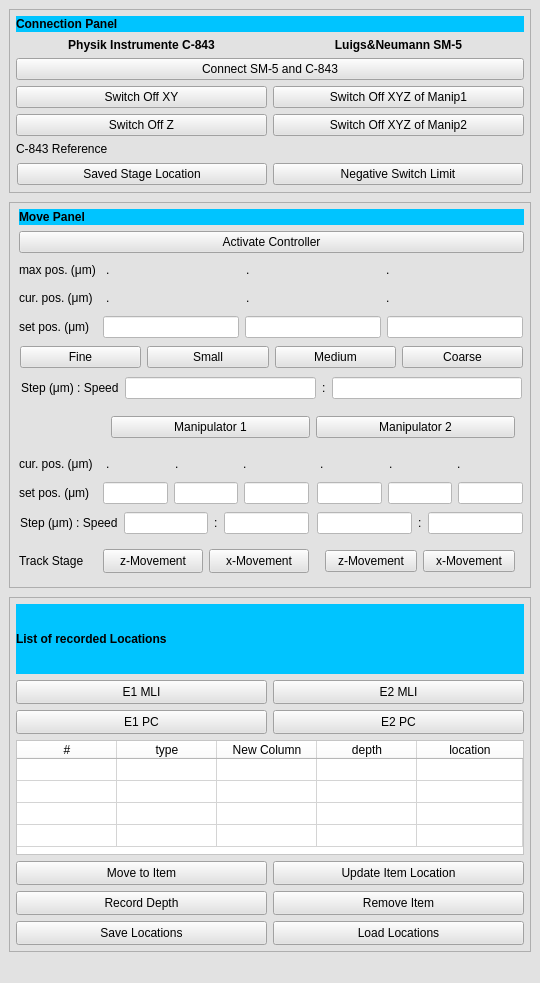
mgraupe/ManipulatorControl, file manipulator.ui: the form before one commit.
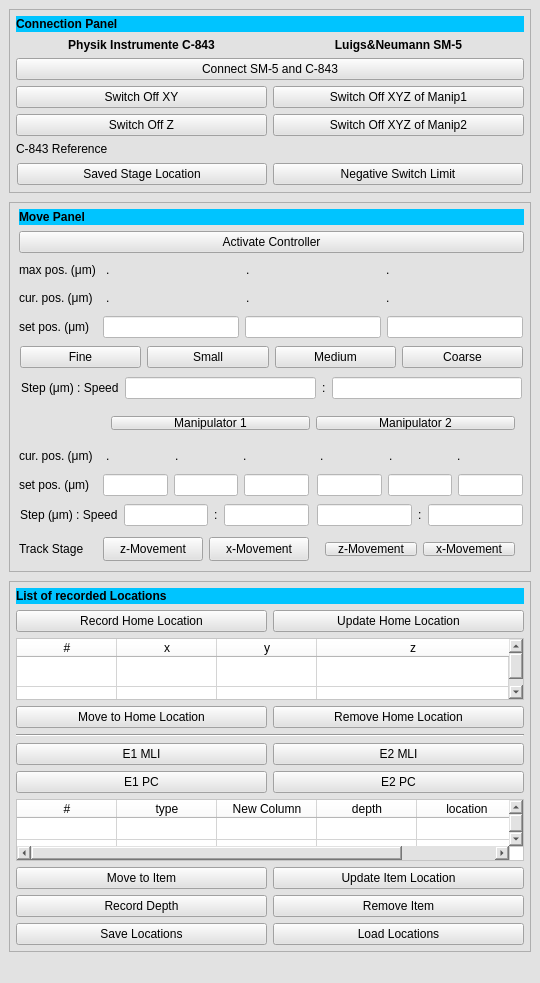
The form after the commit.

Commit message: added home location table and buttons

Diff of the .ui file:
```diff
--- a/manipulator.ui
+++ b/manipulator.ui
@@ -271,7 +271,7 @@
       <property name="minimumSize">
        <size>
         <width>0</width>
-        <height>10</height>
+        <height>0</height>
        </size>
       </property>
       <property name="frameShape">
@@ -1120,7 +1120,21 @@
        <property name="bottomMargin">
         <number>6</number>
        </property>
-       <item row="6" column="1">
+       <item row="1" column="0">
+        <widget class="QPushButton" name="recordHomeLocationBtn">
+         <property name="text">
+          <string>Record Home Location</string>
+         </property>
+        </widget>
+       </item>
+       <item row="5" column="0">
+        <widget class="QPushButton" name="moveToHomeLocationBtn">
+         <property name="text">
+          <string>Move to Home Location</string>
+         </property>
+        </widget>
+       </item>
+       <item row="12" column="1">
         <widget class="QPushButton" name="removeItemBtn">
          <property name="maximumSize">
           <size>
@@ -1133,7 +1147,7 @@
          </property>
         </widget>
        </item>
-       <item row="6" column="0">
+       <item row="12" column="0">
         <widget class="QPushButton" name="recordDepthBtn">
          <property name="maximumSize">
           <size>
@@ -1146,7 +1160,7 @@
          </property>
         </widget>
        </item>
-       <item row="5" column="0">
+       <item row="11" column="0">
         <widget class="QPushButton" name="moveToItemBtn">
          <property name="maximumSize">
           <size>
@@ -1159,7 +1173,7 @@
          </property>
         </widget>
        </item>
-       <item row="5" column="1">
+       <item row="11" column="1">
         <widget class="QPushButton" name="updateItemLocationBtn">
          <property name="maximumSize">
           <size>
@@ -1172,7 +1186,7 @@
          </property>
         </widget>
        </item>
-       <item row="1" column="1">
+       <item row="7" column="1">
         <widget class="QPushButton" name="electrode2MLIBtn">
          <property name="maximumSize">
           <size>
@@ -1185,7 +1199,7 @@
          </property>
         </widget>
        </item>
-       <item row="1" column="0">
+       <item row="7" column="0">
         <widget class="QPushButton" name="electrode1MLIBtn">
          <property name="maximumSize">
           <size>
@@ -1198,7 +1212,7 @@
          </property>
         </widget>
        </item>
-       <item row="2" column="0">
+       <item row="8" column="0">
         <widget class="QPushButton" name="electrode1PCBtn">
          <property name="maximumSize">
           <size>
@@ -1211,7 +1225,7 @@
          </property>
         </widget>
        </item>
-       <item row="2" column="1">
+       <item row="8" column="1">
         <widget class="QPushButton" name="electrode2PCBtn">
          <property name="maximumSize">
           <size>
@@ -1224,7 +1238,7 @@
          </property>
         </widget>
        </item>
-       <item row="4" column="0" colspan="2">
+       <item row="10" column="0" colspan="2">
         <widget class="QTableWidget" name="cellListTable">
          <property name="maximumSize">
           <size>
@@ -1247,6 +1261,9 @@
          <attribute name="verticalHeaderDefaultSectionSize">
           <number>22</number>
          </attribute>
+         <attribute name="verticalHeaderMinimumSectionSize">
+          <number>16</number>
+         </attribute>
          <row/>
          <row/>
          <row/>
@@ -1301,7 +1318,7 @@
          </property>
         </widget>
        </item>
-       <item row="7" column="0">
+       <item row="13" column="0">
         <widget class="QPushButton" name="saveLocationsBtn">
          <property name="maximumSize">
           <size>
@@ -1314,7 +1331,7 @@
          </property>
         </widget>
        </item>
-       <item row="7" column="1">
+       <item row="13" column="1">
         <widget class="QPushButton" name="loadLocationsBtn">
          <property name="maximumSize">
           <size>
@@ -1327,6 +1344,70 @@
          </property>
         </widget>
        </item>
+       <item row="1" column="1">
+        <widget class="QPushButton" name="updateHomeLocationBtn">
+         <property name="text">
+          <string>Update Home Location</string>
+         </property>
+        </widget>
+       </item>
+       <item row="3" column="0" colspan="2">
+        <widget class="QTableWidget" name="homeLocationsTable">
+         <property name="styleSheet">
+          <string notr="true">background-color: rgb(255, 255, 255);</string>
+         </property>
+         <property name="rowCount">
+          <number>4</number>
+         </property>
+         <property name="columnCount">
+          <number>4</number>
+         </property>
+         <attribute name="horizontalHeaderStretchLastSection">
+          <bool>true</bool>
+         </attribute>
+         <attribute name="verticalHeaderVisible">
+          <bool>false</bool>
+         </attribute>
+         <row/>
+         <row/>
+         <row/>
+         <row/>
+         <column>
+          <property name="text">
+           <string>#</string>
+          </property>
+         </column>
+         <column>
+          <property name="text">
+           <string>x</string>
+          </property>
+         </column>
+         <column>
+          <property name="text">
+           <string>y</string>
+          </property>
+         </column>
+         <column>
+          <property name="text">
+           <string>z</string>
+          </property>
+         </column>
+        </widget>
+       </item>
+       <item row="6" column="0" colspan="2">
+        <widget class="Line" name="line">
+         <property name="orientation">
+          <enum>Qt::Horizontal</enum>
+         </property>
+        </widget>
+       </item>
+       <item row="5" column="1">
+        <widget class="QPushButton" name="removeHomeLocationBtn">
+         <property name="text">
+          <string>Remove Home Location</string>
+         </property>
+        </widget>
+       </item>
       </layout>
      </widget>
     </item>
```
The commit also changes 1 other file.
